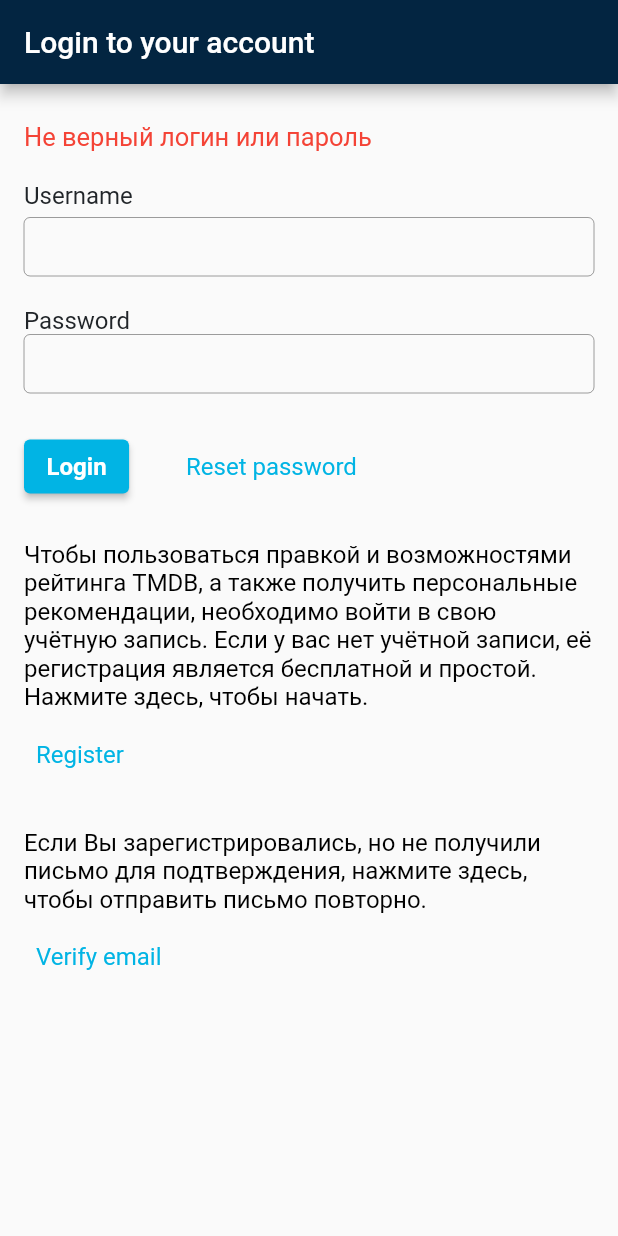
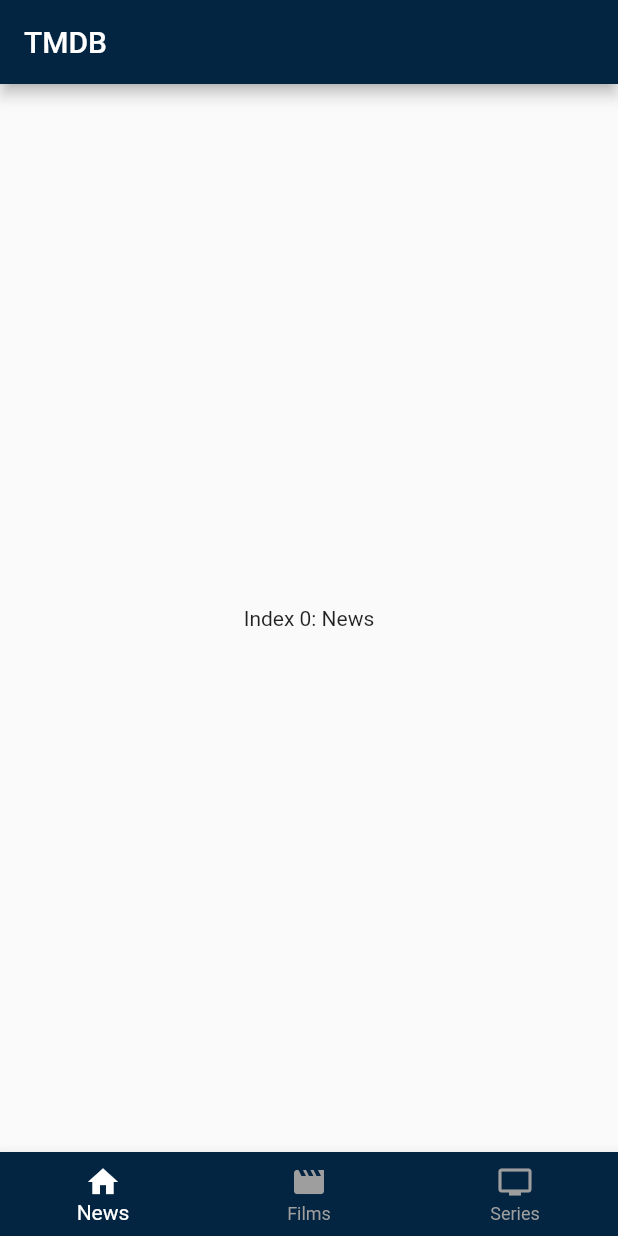
Before and after one commit to DaniilPavlov/TheMovieDB, a Flutter app: the screen it shows after launch, after a tap on "Login", on a phone screen of 412 x 824 dp. Run offline on Flutter 3.47's test engine with Material 2 defaults, Android fonts, the phone set to English and light mode, and no system bars.

Commit message:
main screen with bottom navigation, 3 tabs

```diff
--- /dev/null
+++ b/lib/Theme/app_colors.dart
@@ -0,0 +1,5 @@
+import 'package:flutter/material.dart';
+
+abstract class AppColors{
+  static const mainDarkBlue = Color.fromRGBO(3, 37, 65, 1);
+}
--- a/lib/main.dart
+++ b/lib/main.dart
@@ -1,5 +1,7 @@
 import 'package:flutter/material.dart';
+import 'package:themoviedb/Theme/app_colors.dart';
 import 'package:themoviedb/widgets/auth/auth_widget.dart';
+import 'package:themoviedb/widgets/main_screen/main_screen_widget.dart';
 
 void main() {
   runApp(MyApp());
@@ -12,9 +14,26 @@ class MyApp extends StatelessWidget {
     return MaterialApp(
       title: 'Flutter Demo',
       theme: ThemeData(
-          appBarTheme:
-              AppBarTheme(backgroundColor: Color.fromRGBO(3, 37, 65, 1))),
-      home: AuthWidget(),
+        appBarTheme: AppBarTheme(backgroundColor: AppColors.mainDarkBlue),
+        bottomNavigationBarTheme: BottomNavigationBarThemeData(
+            backgroundColor: AppColors.mainDarkBlue,
+            selectedItemColor: Colors.white,
+            unselectedItemColor: Colors.grey),
+      ),
+      routes: {
+        '/auth': (context) => AuthWidget(),
+        '/main_screen': (context) => MainScreenWidget(),
+      },
+      initialRoute: '/auth',
+      // onGenerateRoute: (RouteSettings settings) {
+      //   return MaterialPageRoute(builder: (context) {
+      //     return Scaffold(
+      //       body: Center(
+      //         child: Text('Navigation Error'),
+      //       ),
+      //     );
+      //   });
+      // },
     );
   }
 }
--- a/lib/widgets/auth/auth_widget.dart
+++ b/lib/widgets/auth/auth_widget.dart
@@ -1,5 +1,6 @@
 import 'package:flutter/material.dart';
 import 'package:themoviedb/Theme/app_button_style.dart';
+import 'package:themoviedb/widgets/main_screen/main_screen_widget.dart';
 
 class AuthWidget extends StatefulWidget {
   const AuthWidget({Key? key}) : super(key: key);
@@ -82,8 +83,8 @@ class _FormWidget extends StatefulWidget {
 }
 
 class _FormWidgetState extends State<_FormWidget> {
-  final _loginTextController = TextEditingController();
-  final _passwordTextController = TextEditingController();
+  final _loginTextController = TextEditingController(text:'admin');
+  final _passwordTextController = TextEditingController(text: 'admin');
   String? errorText = null;
 
   void _auth() {
@@ -91,6 +92,7 @@ class _FormWidgetState extends State<_FormWidget> {
     final password = _passwordTextController.text;
     if (login == 'admin' && password == 'admin') {
       errorText = null;
+      Navigator.of(context).pushReplacementNamed('/main_screen');
       print('open app');
     } else {
       errorText = 'Не верный логин или пароль';
--- /dev/null
+++ b/lib/widgets/main_screen/main_screen_widget.dart
@@ -0,0 +1,43 @@
+import 'package:flutter/material.dart';
+
+class MainScreenWidget extends StatefulWidget {
+  const MainScreenWidget({Key? key}) : super(key: key);
+
+  @override
+  _MainScreenWidgetState createState() => _MainScreenWidgetState();
+}
+
+class _MainScreenWidgetState extends State<MainScreenWidget> {
+  int _selectedTab = 0;
+
+  static const List<Widget> _widgetOptions = <Widget>[
+    Text('Index 0: News'),
+    Text('Index 1: Films'),
+    Text('Index 2: Series'),
+  ];
+
+  void onSelectTab(int index) {
+    if (_selectedTab == index) return;
+    setState(() {
+      _selectedTab = index;
+    });
+  }
+
+  @override
+  Widget build(BuildContext context) {
+    return Scaffold(
+        appBar: AppBar(
+          title: Text('TMDB'),
+        ),
+        bottomNavigationBar: BottomNavigationBar(
+          currentIndex: _selectedTab,
+          items: [
+            BottomNavigationBarItem(icon: Icon(Icons.home), label: 'News'),
+            BottomNavigationBarItem(icon: Icon(Icons.movie), label: 'Films'),
+            BottomNavigationBarItem(icon: Icon(Icons.tv), label: 'Series'),
+          ],
+          onTap: onSelectTab,
+        ),
+        body: Center(child: _widgetOptions[_selectedTab],));
+  }
+}
```
